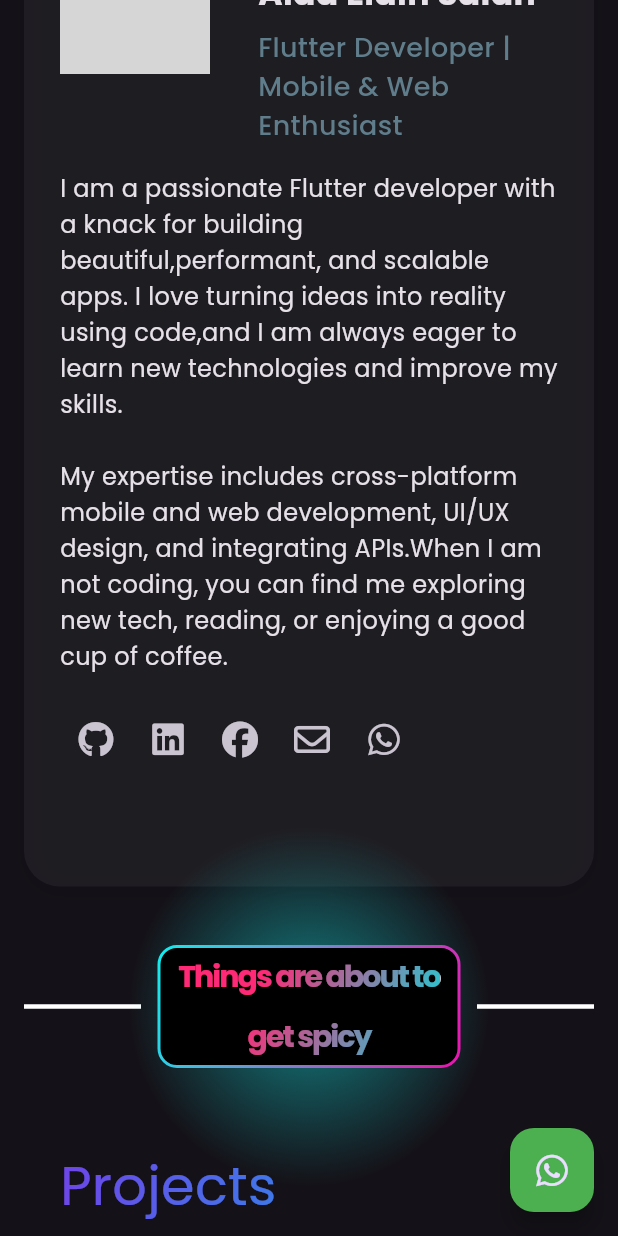
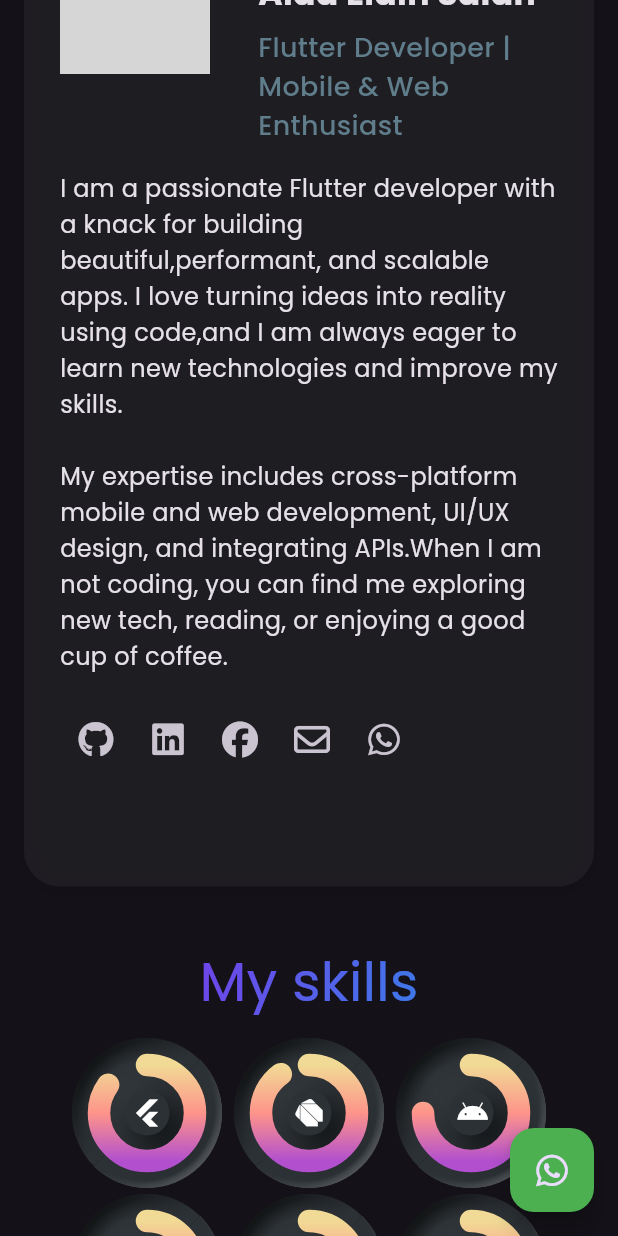
Before and after one commit to Abdalrahman1723/my-portfolio, a Flutter app: the screen it shows after launch, scrolled down 576 dp, on a phone screen of 412 x 824 dp. Run offline on Flutter 3.47's test engine with Material 3 defaults, Android fonts, the phone set to English and light mode, and no system bars; our stand-ins replace font_awesome_flutter, google_fonts, loading_animation_widget, responsive_framework; missing offline and left inert: dynamic_height_grid_view; network calls fail; grey boxes are pictures that could not be loaded.

Commit message:
add skills section and make progress bar responsive

```diff
--- a/lib/screens/home_screen.dart
+++ b/lib/screens/home_screen.dart
@@ -10,8 +10,8 @@ import 'package:my_portfolio/sections/footer.dart';
 import 'package:my_portfolio/sections/intro_section.dart';
 import 'package:my_portfolio/sections/projects_section.dart';
 import 'package:my_portfolio/sections/medium_section.dart';
+import 'package:my_portfolio/sections/skills_section.dart';
 import 'package:my_portfolio/widgets/custom_divider.dart';
-import 'package:url_launcher/url_launcher.dart';
 
 class MyHomePage extends StatefulWidget {
   const MyHomePage({super.key});
@@ -178,6 +178,9 @@ class _MyHomePageState extends State<MyHomePage> {
                       //----about section
                       Container(key: aboutKey, child: AboutMeSection()),
 
+                      SizedBox(height: 30),
+
+                      SkillsSection(),
                       SizedBox(height: 40),
                       CustomDivider(),
                       SizedBox(height: 30),
@@ -185,6 +188,7 @@ class _MyHomePageState extends State<MyHomePage> {
                       Container(key: projectsKey, child: ProjectsSection()),
                       Divider(thickness: 4, color: Colors.white70, indent: 15),
 
+                      //----Medium Section
                       SizedBox(height: 30),
                       MediumSection(),
 
--- a/lib/widgets/neumorphic_progress_bar.dart
+++ b/lib/widgets/neumorphic_progress_bar.dart
@@ -1,9 +1,15 @@
 import 'package:flutter/material.dart';
+import 'package:my_portfolio/core/responsive/screen_type.dart';
 import 'package:vector_math/vector_math.dart' as vm;
 
 class NeumorphicProgressBar extends StatefulWidget {
   final Icon logo;
-  const NeumorphicProgressBar({super.key, required this.logo});
+  final double progress;
+  const NeumorphicProgressBar({
+    super.key,
+    required this.logo,
+    required this.progress,
+  });
 
   @override
   State<NeumorphicProgressBar> createState() => _NeumorphicProgressBarState();
@@ -18,7 +24,18 @@ class _NeumorphicProgressBarState extends State<NeumorphicProgressBar> {
 
   @override
   Widget build(BuildContext context) {
-    return AspectRatio(
+    return SizedBox(
+      width: ScreenType(context: context).isMobile
+          ? 100
+          : ScreenType(context: context).isTablet
+          ? 120
+          : 150,
+      height: ScreenType(context: context).isMobile
+          ? 100
+          : ScreenType(context: context).isTablet
+          ? 120
+          : 150,
+      child: AspectRatio(
         aspectRatio: 1,
         child: Stack(
           alignment: Alignment.center,
@@ -54,8 +71,9 @@ class _NeumorphicProgressBarState extends State<NeumorphicProgressBar> {
                 );
               },
             ),
-          const ProgressRing(progress: 0.6),
+            ProgressRing(progress: widget.progress),
           ],
+        ),
       ),
     );
   }
```
Lines whose indentation alone changed are shown as unchanged.
